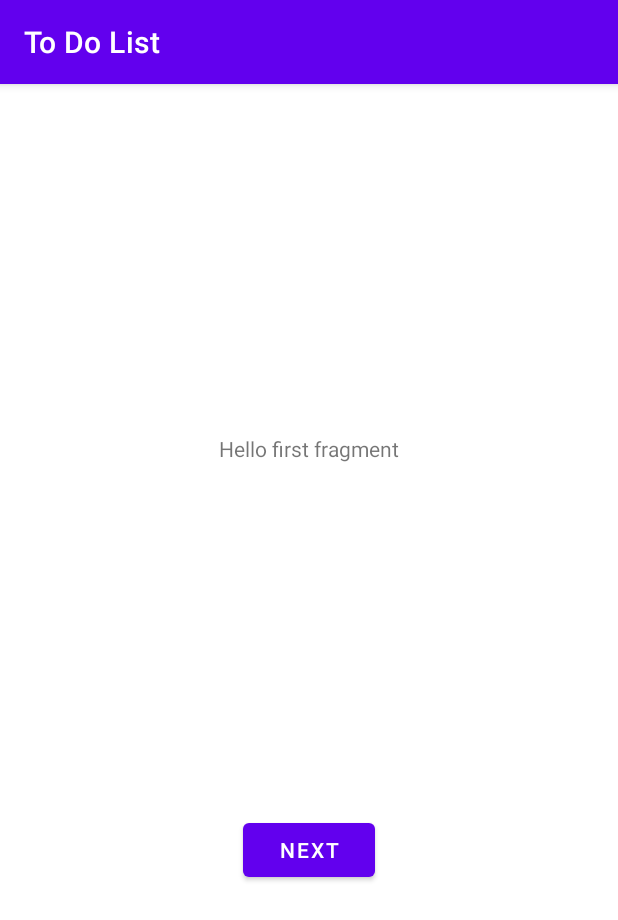
After one commit to royge/hello-android, an Android app: the fragment FirstFragment shown on its own in the app's theme, on a phone screen of 412 x 824 dp. The commit adds this screen. Shown: the top 920 px of the screen. Run offline under Robolectric (Android 15) with nearby library versions, the phone set to English and light mode, and no system bars.

Commit message:
Add delete all menu item

```diff
--- a/ToDoList/app/build.gradle
+++ b/ToDoList/app/build.gradle
@@ -42,7 +42,9 @@ dependencies {
     implementation 'androidx.constraintlayout:constraintlayout:2.1.0'
     implementation 'androidx.navigation:navigation-fragment-ktx:2.3.5'
     implementation 'androidx.navigation:navigation-ui-ktx:2.3.5'
+    implementation 'com.google.code.gson:gson:2.8.8'
     testImplementation 'junit:junit:4.+'
+    testImplementation "org.mockito.kotlin:mockito-kotlin:3.2.0"
     androidTestImplementation 'androidx.test.ext:junit:1.1.3'
     androidTestImplementation 'androidx.test.espresso:espresso-core:3.4.0'
 }
--- /dev/null
+++ b/ToDoList/app/src/main/java/com/example/todolist/FirstFragment.kt
@@ -0,0 +1,44 @@
+package com.example.todolist
+
+import android.os.Bundle
+import androidx.fragment.app.Fragment
+import android.view.LayoutInflater
+import android.view.View
+import android.view.ViewGroup
+import androidx.navigation.fragment.findNavController
+import com.example.todolist.databinding.FragmentFirstBinding
+
+/**
+ * A simple [Fragment] subclass as the default destination in the navigation.
+ */
+class FirstFragment : Fragment() {
+
+    private var _binding: FragmentFirstBinding? = null
+
+    // This property is only valid between onCreateView and
+    // onDestroyView.
+    private val binding get() = _binding!!
+
+    override fun onCreateView(
+            inflater: LayoutInflater, container: ViewGroup?,
+            savedInstanceState: Bundle?
+    ): View? {
+
+        _binding = FragmentFirstBinding.inflate(inflater, container, false)
+        return binding.root
+
+    }
+
+    override fun onViewCreated(view: View, savedInstanceState: Bundle?) {
+        super.onViewCreated(view, savedInstanceState)
+
+        binding.buttonFirst.setOnClickListener {
+            findNavController().navigate(R.id.action_FirstFragment_to_SecondFragment)
+        }
+    }
+
+    override fun onDestroyView() {
+        super.onDestroyView()
+        _binding = null
+    }
+}
--- /dev/null
+++ b/ToDoList/app/src/main/res/layout/fragment_first.xml
@@ -0,0 +1,28 @@
+<?xml version="1.0" encoding="utf-8"?>
+<androidx.constraintlayout.widget.ConstraintLayout xmlns:android="http://schemas.android.com/apk/res/android"
+    xmlns:app="http://schemas.android.com/apk/res-auto"
+    xmlns:tools="http://schemas.android.com/tools"
+    android:layout_width="match_parent"
+    android:layout_height="match_parent"
+    tools:context=".FirstFragment">
+
+    <TextView
+        android:id="@+id/textview_first"
+        android:layout_width="wrap_content"
+        android:layout_height="wrap_content"
+        android:text="@string/hello_first_fragment"
+        app:layout_constraintBottom_toTopOf="@id/button_first"
+        app:layout_constraintEnd_toEndOf="parent"
+        app:layout_constraintStart_toStartOf="parent"
+        app:layout_constraintTop_toTopOf="parent" />
+
+    <Button
+        android:id="@+id/button_first"
+        android:layout_width="wrap_content"
+        android:layout_height="wrap_content"
+        android:text="@string/next"
+        app:layout_constraintBottom_toBottomOf="parent"
+        app:layout_constraintEnd_toEndOf="parent"
+        app:layout_constraintStart_toStartOf="parent"
+        app:layout_constraintTop_toBottomOf="@id/textview_first" />
+</androidx.constraintlayout.widget.ConstraintLayout>
--- a/ToDoList/app/src/main/res/menu/menu_main.xml
+++ b/ToDoList/app/src/main/res/menu/menu_main.xml
@@ -3,8 +3,8 @@
     xmlns:tools="http://schemas.android.com/tools"
     tools:context="com.example.todolist.MainActivity">
     <item
-        android:id="@+id/action_settings"
+        android:id="@+id/action_delete_all"
         android:orderInCategory="100"
-        android:title="@string/action_settings"
+        android:title="@string/action_delete_all"
         app:showAsAction="never" />
 </menu>
--- a/ToDoList/app/src/main/res/values/strings.xml
+++ b/ToDoList/app/src/main/res/values/strings.xml
@@ -1,6 +1,6 @@
 <resources>
     <string name="app_name">To Do List</string>
-    <string name="action_settings">Settings</string>
+    <string name="action_delete_all">Delete All</string>
     <!-- Strings used for fragments for navigation -->
     <string name="first_fragment_label">First Fragment</string>
     <string name="second_fragment_label">Second Fragment</string>
```
Also changed, not shown: ToDoList/app/src/main/java/com/example/todolist/CreateToDo.kt (+9 -12 lines), ToDoList/app/src/main/java/com/example/todolist/MainActivity.kt (+27 -0 lines), ToDoList/app/src/main/java/com/example/todolist/SecondFragment.kt (added, +44 -0 lines), ToDoList/app/src/main/java/com/example/todolist/ToDoAdapter.kt (+6 -6 lines), ToDoList/app/src/main/java/com/example/todolist/ToDoStore.kt (+54 -6 lines), ToDoList/app/src/main/res/layout/fragment_second.xml (added, +27 -0 lines), ToDoList/app/src/main/res/navigation/nav_graph.xml (added, +28 -0 lines), 1 other file.
